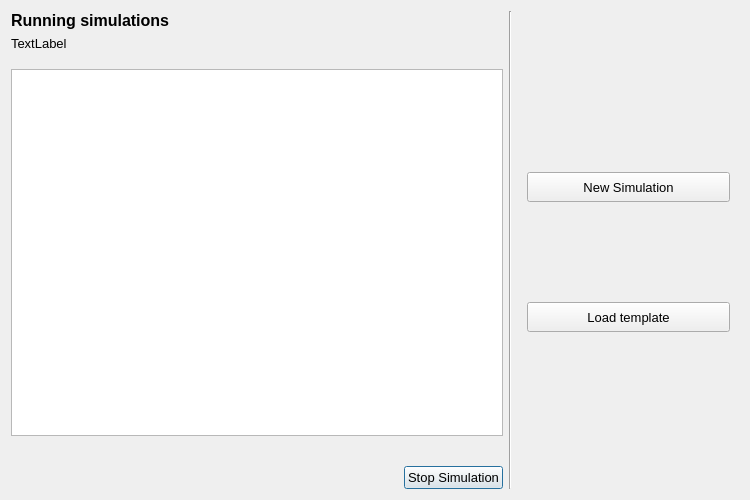
Qt form threedi_api_qgis_client/ui/sim_overview.ui (nens/threedi-api-qgis-client) before a commit.
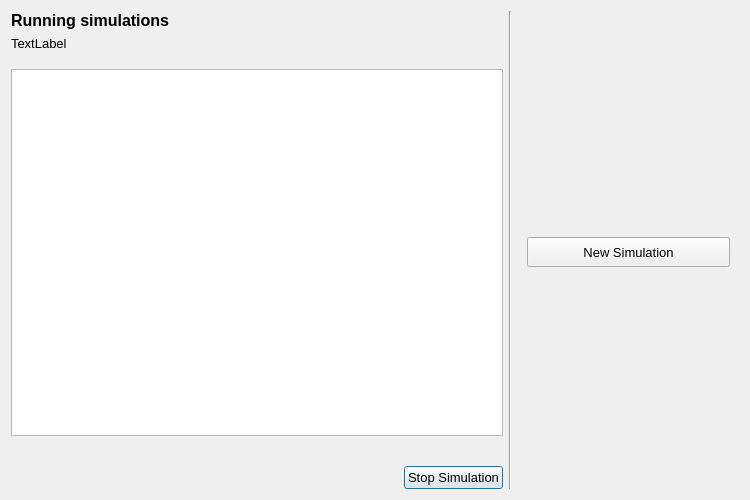
The same form after that commit.

Commit message: Work on simulation templates implementation.

The edit to the form file:
```diff
--- a/threedi_api_qgis_client/ui/sim_overview.ui
+++ b/threedi_api_qgis_client/ui/sim_overview.ui
@@ -135,22 +135,6 @@
         </property>
        </widget>
       </item>
-      <item row="1" column="0">
-       <widget class="QPushButton" name="pb_load_template">
-        <property name="enabled">
-         <bool>true</bool>
-        </property>
-        <property name="minimumSize">
-         <size>
-          <width>0</width>
-          <height>30</height>
-         </size>
-        </property>
-        <property name="text">
-         <string>Load template</string>
-        </property>
-       </widget>
-      </item>
      </layout>
     </widget>
    </item>
```
The commit also changes 4 other files.
